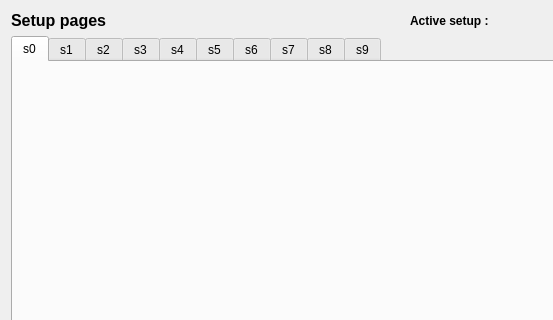
labscript-suite/labscript-devices, file labscript_devices/KeysightScope/tabs.ui: the form before one commit; both pictures show x 0 to 553 and y 0 to 320 of the 814 by 556 pixel window.
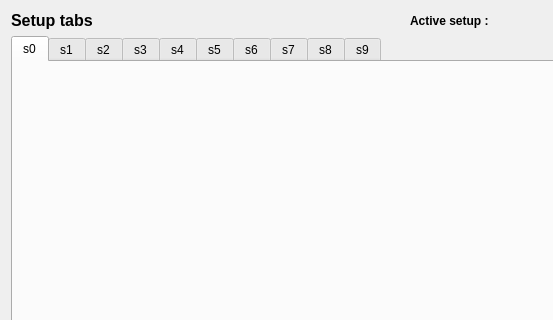
The form after the commit.

```diff
--- a/labscript_devices/KeysightScope/tabs.ui
+++ b/labscript_devices/KeysightScope/tabs.ui
@@ -34,7 +34,7 @@
         </font>
        </property>
        <property name="text">
-        <string>&lt;html&gt;&lt;head/&gt;&lt;body&gt;&lt;p&gt;&lt;span style=&quot; font-size:12pt; font-weight:600;&quot;&gt;Setup pages&lt;/span&gt;&lt;/p&gt;&lt;/body&gt;&lt;/html&gt;</string>
+        <string>&lt;html&gt;&lt;head/&gt;&lt;body&gt;&lt;p&gt;&lt;span style=&quot; font-size:12pt; font-weight:600;&quot;&gt;Setup tabs&lt;/span&gt;&lt;/p&gt;&lt;/body&gt;&lt;/html&gt;</string>
        </property>
        <property name="alignment">
         <set>Qt::AlignLeading|Qt::AlignLeft|Qt::AlignVCenter</set>
```
